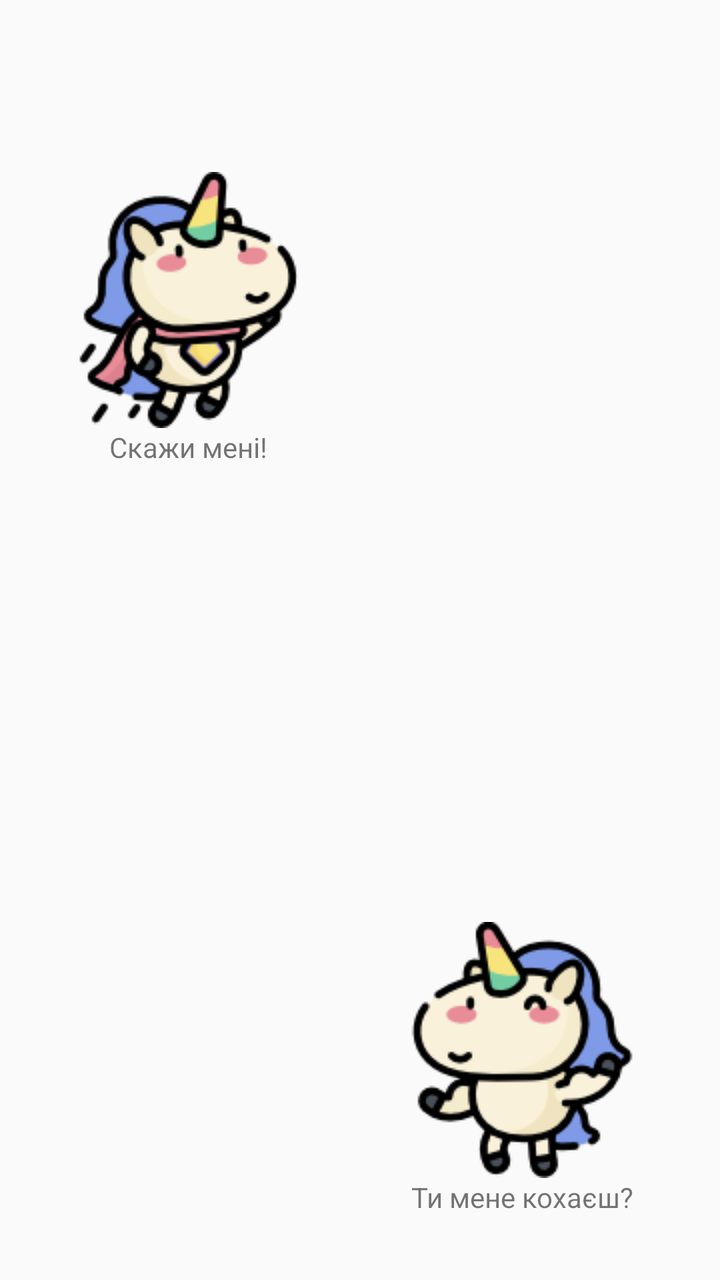
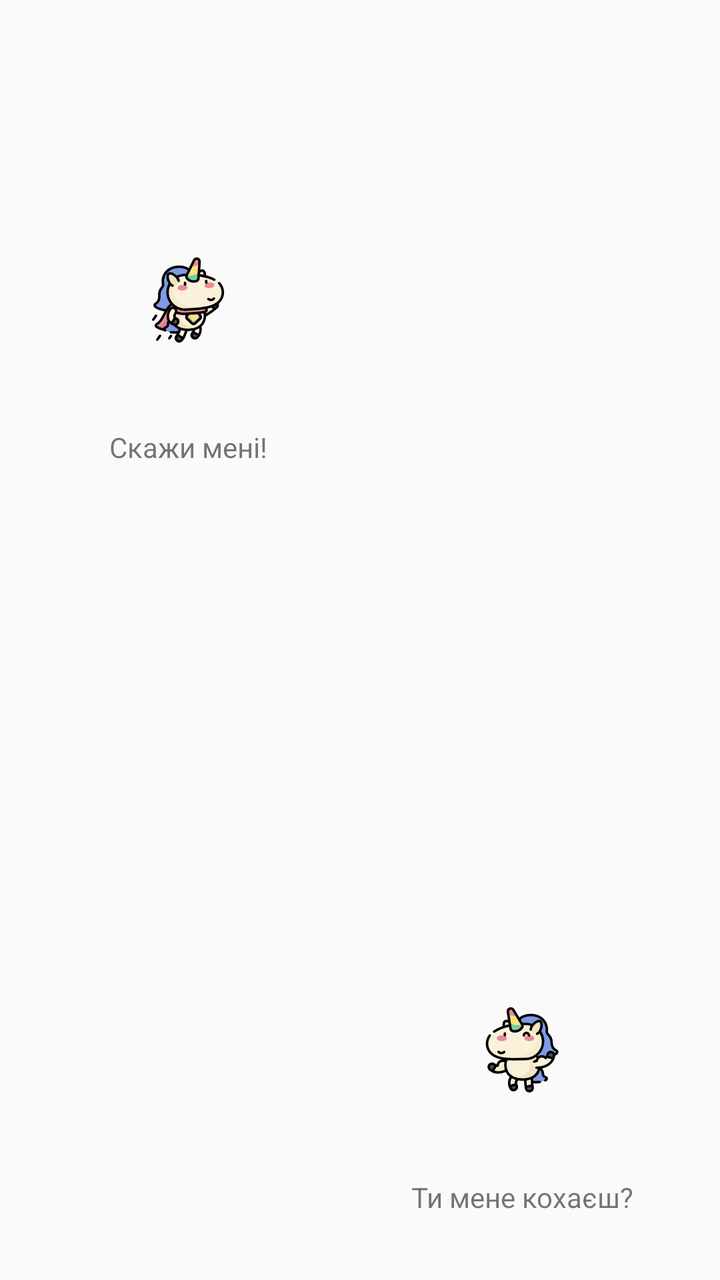

Screens rendered from an Android XML layout before and after an edit, with the pre-edit source and the edit as a unified diff.
<!-- AndroidManifest.xml: application theme AppTheme -->
<!-- res/layout/content_main.xml -->
<?xml version="1.0" encoding="utf-8"?>
<RelativeLayout xmlns:android="http://schemas.android.com/apk/res/android"
    xmlns:app="http://schemas.android.com/apk/res-auto"
    xmlns:tools="http://schemas.android.com/tools"
    android:layout_width="match_parent"
    android:layout_height="match_parent"
    android:fitsSystemWindows="true"
    android:paddingBottom="16dp"
    tools:context="com.minras.lovesyou.ua.MainActivity"
    tools:showIn="@layout/activity_main">

    <ImageView
        android:id="@+id/loveTextFrame"
        android:layout_width="match_parent"
        android:layout_height="match_parent"
        android:contentDescription="@string/love_text_frame_descr"
        app:srcCompat="@drawable/ic_bubble01" />

    <LinearLayout
        style="@style/tellButtonLayout"
        android:layout_width="wrap_content"
        android:layout_height="wrap_content"
        android:layout_alignParentStart="true"
        android:layout_alignParentTop="true"
        android:orientation="vertical"
        android:paddingTop="?attr/actionBarSize">

        <ImageButton
            android:id="@+id/tellButton"
            android:layout_width="wrap_content"
            android:layout_height="wrap_content"
            android:background="@null"
            android:contentDescription="@string/tell_btn_description"
            android:src="@drawable/unicorn_128_1049961" />

        <TextView
            android:layout_width="match_parent"
            android:layout_height="wrap_content"
            android:textAlignment="center"
            android:text="@string/tell_btn_title" />
    </LinearLayout>

    <LinearLayout
        style="@style/askButtonLayout"
        android:layout_width="wrap_content"
        android:layout_height="wrap_content"
        android:layout_alignParentEnd="true"
        android:layout_alignParentBottom="true"
        android:layout_marginBottom="16dp"
        android:orientation="vertical">

        <ImageButton
            android:id="@+id/askButton"
            android:layout_width="wrap_content"
            android:layout_height="wrap_content"
            android:background="@null"
            android:contentDescription="@string/ask_btn_description"
            android:src="@drawable/unicorn_128_1049947" />

        <TextView
            android:layout_width="match_parent"
            android:layout_height="wrap_content"
            android:textAlignment="center"
            android:text="@string/ask_btn_title" />
    </LinearLayout>

    <androidx.constraintlayout.widget.ConstraintLayout
        android:layout_width="match_parent"
        android:layout_height="match_parent">

        <androidx.constraintlayout.widget.Guideline
            android:layout_width="wrap_content"
            android:layout_height="wrap_content"
            android:id="@+id/left_guideline"
            app:layout_constraintGuide_percent=".32"
            android:orientation="vertical"/>

        <androidx.constraintlayout.widget.Guideline
            android:layout_width="wrap_content"
            android:layout_height="wrap_content"
            android:id="@+id/right_guideline"
            app:layout_constraintGuide_percent=".68"
            android:orientation="vertical"/>

        <androidx.constraintlayout.widget.Guideline
            android:layout_width="wrap_content"
            android:layout_height="wrap_content"
            android:id="@+id/top_guideline"
            app:layout_constraintGuide_percent=".32"
            android:orientation="horizontal"/>

        <androidx.constraintlayout.widget.Guideline
            android:layout_width="wrap_content"
            android:layout_height="wrap_content"
            android:id="@+id/bottom_guideline"
            app:layout_constraintGuide_percent=".68"
            android:orientation="horizontal"/>

        <TextView
            android:id="@+id/love_text_view"
            style="@style/loveTextView"
            android:layout_width="0dp"
            android:layout_height="0dp"
            app:layout_constraintLeft_toLeftOf="@+id/left_guideline"
            app:layout_constraintRight_toRightOf="@+id/right_guideline"
            app:layout_constraintTop_toTopOf="@+id/top_guideline"
            app:layout_constraintBottom_toBottomOf="@+id/bottom_guideline"

            android:gravity="center"
            android:textAlignment="center"
            android:textColor="@color/white"
            android:textSize="20sp"
            android:textStyle="bold"
            android:fontFamily="casual"
            />

    </androidx.constraintlayout.widget.ConstraintLayout>

</RelativeLayout>
<!-- res/layout/activity_main.xml (included above) -->
<?xml version="1.0" encoding="utf-8"?>
<androidx.coordinatorlayout.widget.CoordinatorLayout
    xmlns:android="http://schemas.android.com/apk/res/android"
    xmlns:app="http://schemas.android.com/apk/res-auto"        xmlns:tools="http://schemas.android.com/tools"
    android:layout_width="match_parent"
    android:layout_height="match_parent"
    tools:context=".MainActivity">

    <com.google.android.material.appbar.AppBarLayout
        android:layout_width="match_parent"
        android:layout_height="wrap_content">

        <androidx.appcompat.widget.Toolbar
            android:id="@+id/toolbar"
            android:layout_width="match_parent"
            android:layout_height="?attr/actionBarSize"
            android:background="?attr/colorPrimary"
            app:popupTheme="@style/AppTheme.PopupOverlay" />

    </com.google.android.material.appbar.AppBarLayout>

    <include layout="@layout/content_main" />

</androidx.coordinatorlayout.widget.CoordinatorLayout>
<!-- resources referenced by this layout -->
<resources>
  <color name="white">#FFFFFF</color>
  <!-- drawable ic_bubble01: vector/xml drawable (drawable, 4858 chars, omitted) -->
  <!-- drawable unicorn_128_1049947: png bitmap (drawable, 10677 bytes) -->
  <!-- drawable unicorn_128_1049961: png bitmap (drawable, 11726 bytes) -->
  <string name="ask_btn_description">A button making the unicorn answer the question</string>
  <string name="ask_btn_title">Ти мене кохаєш?</string>
  <string name="love_text_frame_descr">Cloud wrapper</string>
  <string name="tell_btn_description">A button making the unicorn say what he has to say</string>
  <string name="tell_btn_title">Скажи мені!</string>
  <style name="AppTheme.PopupOverlay" parent="ThemeOverlay.AppCompat.Light" />
  <style name="askButtonLayout">
          <item name="android:layout_marginTop">10dp</item>
          <item name="android:layout_marginEnd">35dp</item>
          <item name="android:layout_marginBottom">35dp</item>
          <item name="android:layout_marginStart">10dp</item>
      </style>
  <style name="loveTextView">
          <item name="android:color">@color/white</item>
      </style>
  <style name="tellButtonLayout">
          <item name="android:layout_marginTop">30dp</item>
          <item name="android:layout_marginEnd">10dp</item>
          <item name="android:layout_marginBottom">10dp</item>
          <item name="android:layout_marginStart">30dp</item>
      </style>
  <style name="AppTheme" parent="Theme.AppCompat.Light.DarkActionBar">
          
          <item name="colorPrimary">@color/colorPrimary</item>
          <item name="colorPrimaryDark">@color/colorPrimaryDark</item>
          <item name="colorAccent">@color/colorAccent</item>
      </style>
  <color name="colorPrimary">#3F51B5</color>
  <color name="colorPrimaryDark">#303F9F</color>
  <color name="colorAccent">#FF4081</color>
</resources>

<!-- the commit's change to res/layout/content_main.xml (unified diff, before → after) -->
@@ -31,7 +31,7 @@
             android:layout_height="wrap_content"
             android:background="@null"
             android:contentDescription="@string/tell_btn_description"
-            android:src="@drawable/unicorn_128_1049961" />
+            android:src="@drawable/unicorn_tell" />
 
         <TextView
             android:layout_width="match_parent"
@@ -55,7 +55,7 @@
             android:layout_height="wrap_content"
             android:background="@null"
             android:contentDescription="@string/ask_btn_description"
-            android:src="@drawable/unicorn_128_1049947" />
+            android:src="@drawable/unicorn_ask" />
 
         <TextView
             android:layout_width="match_parent"
<!-- resource entries referenced after the edit -->
@@ -2,12 +2,24 @@
 <resources>
   <color name="white">#FFFFFF</color>
   <!-- drawable ic_bubble01: vector/xml drawable (drawable, 4858 chars, omitted) -->
-  <!-- drawable unicorn_128_1049947: png bitmap (drawable, 10677 bytes) -->
-  <!-- drawable unicorn_128_1049961: png bitmap (drawable, 11726 bytes) -->
-  <string name="ask_btn_description">A button making the unicorn answer the question</string>
+  <!-- drawable unicorn_ask (drawable) -->
+  <layer-list xmlns:android="http://schemas.android.com/apk/res/android">
+      <item android:width="128dp" android:height="128dp">
+          <bitmap android:gravity="center" android:src="@drawable/unicorn_128_1049947" />
+      </item>
+  </layer-list>
+  <!-- drawable unicorn_tell (drawable) -->
+  <layer-list xmlns:android="http://schemas.android.com/apk/res/android">
+      <item android:width="128dp" android:height="128dp">
+          <bitmap android:gravity="center" android:src="@drawable/unicorn_128_1049961" />
+      </item>
+  </layer-list>
+  <!-- drawable unicorn_128_1049947: png bitmap (drawable-nodpi, 10677 bytes) -->
+  <!-- drawable unicorn_128_1049961: png bitmap (drawable-nodpi, 11726 bytes) -->
+  <string name="ask_btn_description">Кнопка, що просить єдинорога відповісти на запитання</string>
   <string name="ask_btn_title">Ти мене кохаєш?</string>
-  <string name="love_text_frame_descr">Cloud wrapper</string>
-  <string name="tell_btn_description">A button making the unicorn say what he has to say</string>
+  <string name="love_text_frame_descr">Хмаринка для тексту</string>
+  <string name="tell_btn_description">Кнопка, що просить єдинорога сказати щось</string>
   <string name="tell_btn_title">Скажи мені!</string>
   <style name="AppTheme.PopupOverlay" parent="ThemeOverlay.AppCompat.Light" />
   <style name="askButtonLayout">
